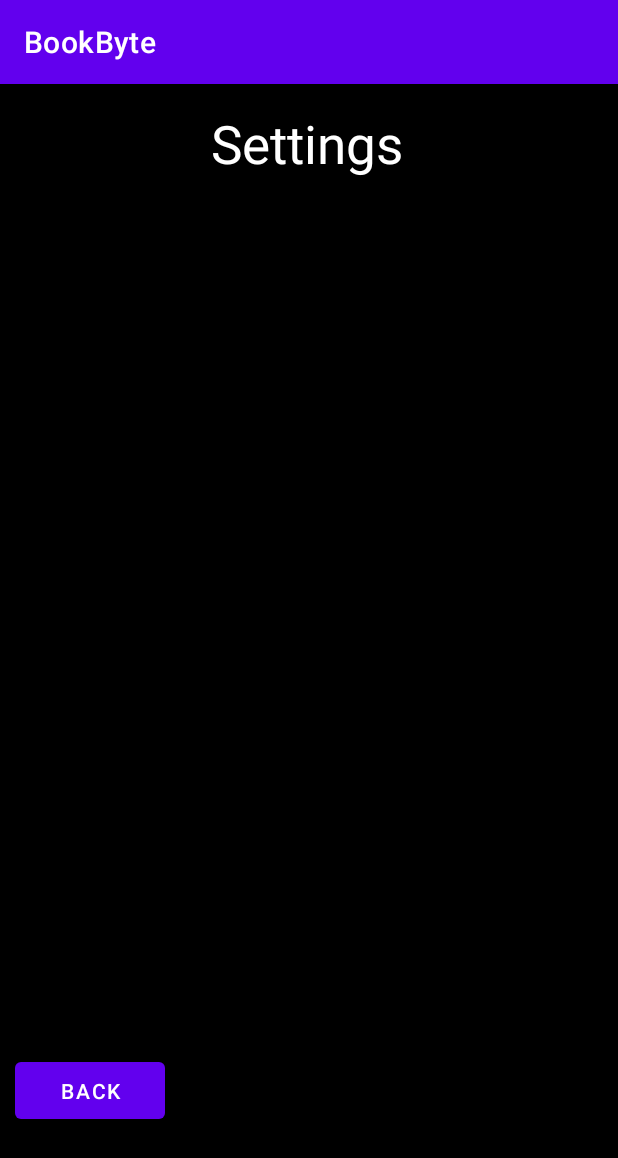
After one commit to conorbrooke77/habit-building-reading-app, an Android app: the SettingsActivity screen opened directly, with no data from a screen before it, on a phone screen of 412 x 824 dp. The commit adds this screen. Shown: the top 1158 px of the screen. Run offline under Robolectric (Android 15) with nearby library versions, the phone set to English and light mode, and no system bars.

Commit message:
Final Update for Iteration one

```diff
--- a/app/src/main/AndroidManifest.xml
+++ b/app/src/main/AndroidManifest.xml
@@ -13,6 +13,9 @@
         android:roundIcon="@mipmap/ic_launcher_round"
         android:supportsRtl="true"
         android:theme="@style/Theme.BookByte">
+        <activity
+            android:name=".SettingsActivity"
+            android:exported="false" />
         <activity
             android:name=".PdfListActivity"
             android:exported="false" />
--- /dev/null
+++ b/app/src/main/java/com/example/bookbyte/SettingsActivity.kt
@@ -0,0 +1,17 @@
+package com.example.bookbyte
+
+import androidx.appcompat.app.AppCompatActivity
+import android.os.Bundle
+import android.widget.Button
+
+class SettingsActivity : AppCompatActivity() {
+    override fun onCreate(savedInstanceState: Bundle?) {
+        super.onCreate(savedInstanceState)
+        setContentView(R.layout.activity_settings)
+
+        val backButton = findViewById<Button>(R.id.button_back)
+        backButton.setOnClickListener {
+            finish()  // Close the activity and go back
+        }
+    }
+}
--- a/app/src/main/res/layout/activity_main.xml
+++ b/app/src/main/res/layout/activity_main.xml
@@ -12,7 +12,6 @@
         android:layout_width="50dp"
         android:layout_height="50dp"
         android:layout_marginBottom="16dp"
-        android:contentDescription="@string/upload_prompt"
         android:src="@drawable/hamburger_btn" />
 
     <ImageView
@@ -48,7 +47,7 @@
 
     <androidx.appcompat.widget.AppCompatButton
         android:layout_gravity="center"
-        android:id="@+id/button_browseFiles2"
+        android:id="@+id/button_showMaterial"
         android:layout_width="164dp"
         android:layout_height="wrap_content"
         android:layout_marginTop="16dp"
--- a/app/src/main/res/layout/activity_pdf_list.xml
+++ b/app/src/main/res/layout/activity_pdf_list.xml
@@ -1,4 +1,5 @@
 <?xml version="1.0" encoding="utf-8"?>
+
 <RelativeLayout xmlns:android="http://schemas.android.com/apk/res/android"
     android:layout_width="match_parent"
     android:layout_height="match_parent">
@@ -6,6 +7,8 @@
     <ListView
         android:id="@+id/pdfListView"
         android:layout_width="match_parent"
-        android:layout_height="match_parent"/>
+        android:layout_height="match_parent"
+
+        />
 
 </RelativeLayout>
--- /dev/null
+++ b/app/src/main/res/layout/activity_settings.xml
@@ -0,0 +1,28 @@
+<?xml version="1.0" encoding="utf-8"?>
+
+<LinearLayout
+    xmlns:android="http://schemas.android.com/apk/res/android"
+    android:layout_width="match_parent"
+    android:layout_height="match_parent"
+    android:orientation="vertical"
+    android:background="#000000">
+
+    <TextView
+        android:id="@+id/textView_settings"
+        android:layout_width="130dp"
+        android:layout_height="80dp"
+        android:layout_centerHorizontal="true"
+        android:layout_gravity="center"
+        android:text="Settings"
+        android:textSize="35sp"
+        android:textColor="#FFFFFF"
+        android:layout_marginTop="16dp"/>
+
+    <Button
+        android:id="@+id/button_back"
+        android:layout_width="100dp"
+        android:layout_height="50dp"
+        android:layout_marginTop="550dp"
+        android:layout_marginLeft="10dp"
+        android:text="Back" />
+</LinearLayout>
```
Also changed, not shown: app/src/main/java/com/example/bookbyte/MainActivity.kt (+54 -56 lines), app/src/main/java/com/example/bookbyte/PdfListActivity.kt (+10 -0 lines), app/src/main/java/com/example/bookbyte/PdfListAdapter.kt (added, +47 -0 lines), app/src/main/java/com/example/bookbyte/ViewHolder.kt (added, +8 -0 lines), app/src/main/res/layout/list_item_pdf.xml (added, +8 -0 lines).
